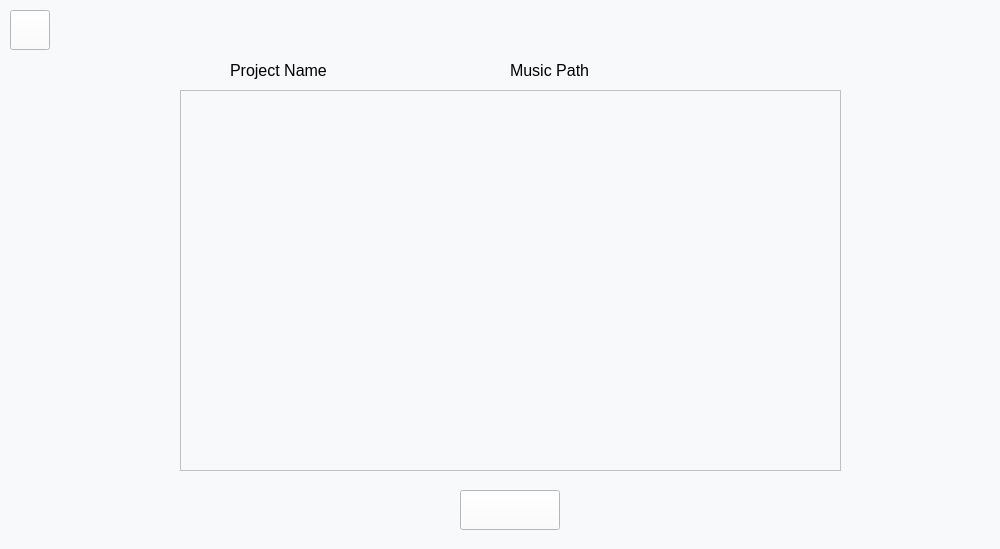
MohanChi/MusicVisualization, file MusicVisualization/src/View/ContinueChoose/ContinueChooseWindow.ui: the form before one commit.
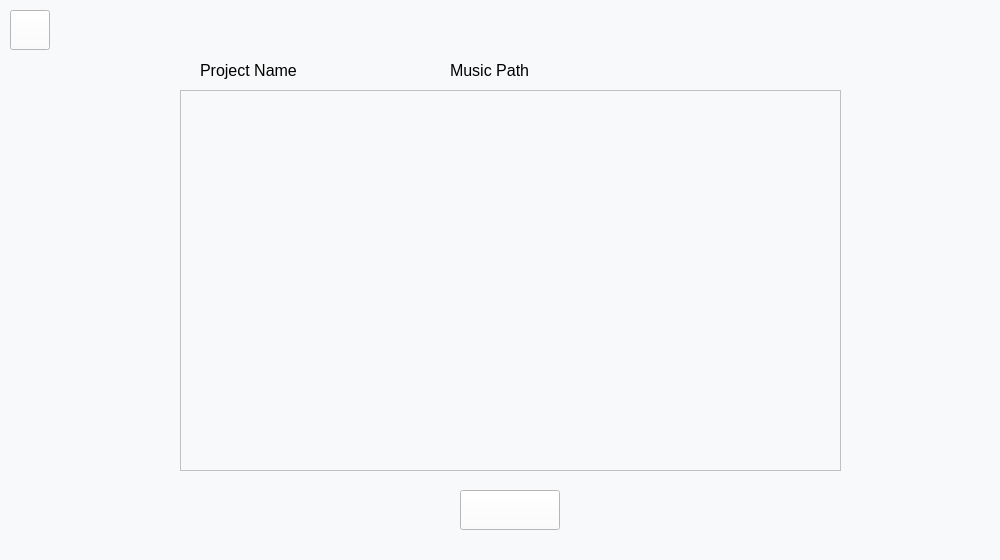
The form after the commit. Custom widgets are drawn as their Qt base class.

```diff
--- a/MusicVisualization/src/View/ContinueChoose/ContinueChooseWindow.ui
+++ b/MusicVisualization/src/View/ContinueChoose/ContinueChooseWindow.ui
@@ -7,7 +7,7 @@
         <x>0</x>
         <y>0</y>
         <width>1000</width>
-        <height>549</height>
+    <height>560</height>
       </rect>
     </property>
     <property name="windowTitle">
@@ -82,7 +82,7 @@
       <widget class="QLabel" name="label">
         <property name="geometry">
           <rect>
-            <x>230</x>
+      <x>200</x>
             <y>60</y>
             <width>101</width>
             <height>21</height>
@@ -101,7 +101,7 @@
       <widget class="QLabel" name="label_2">
         <property name="geometry">
           <rect>
-            <x>510</x>
+      <x>450</x>
             <y>60</y>
             <width>101</width>
             <height>21</height>
```
Left out of the diff: 3 changed lines with no effect on the pictures. Lines whose indentation alone changed are shown as unchanged.
